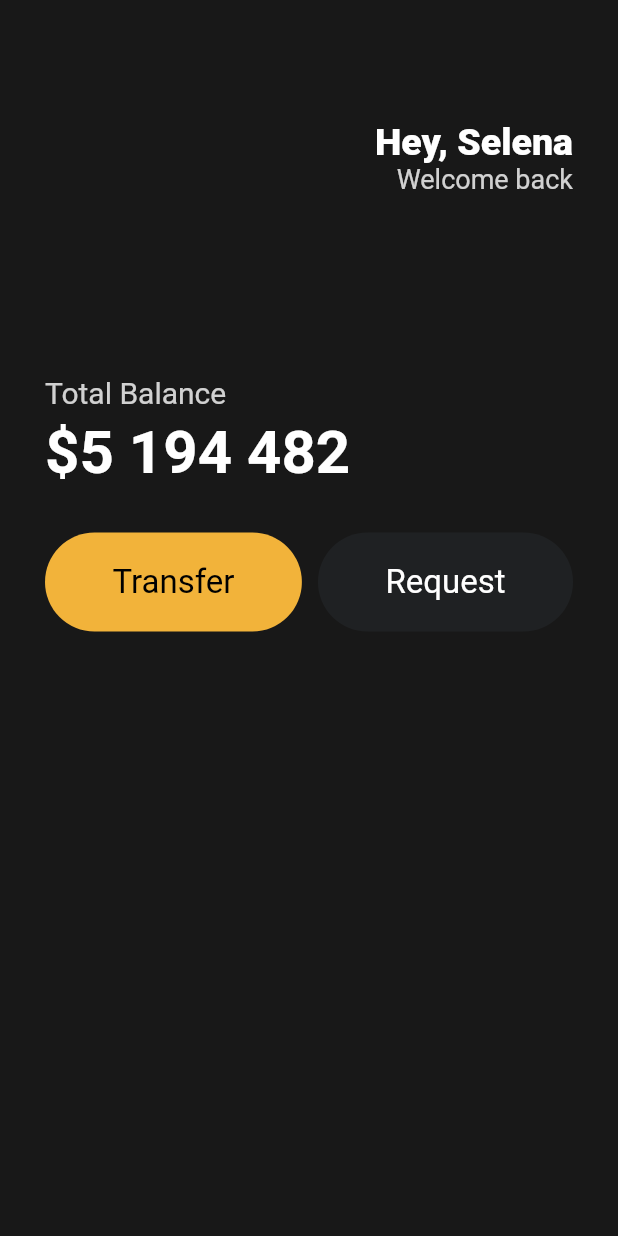
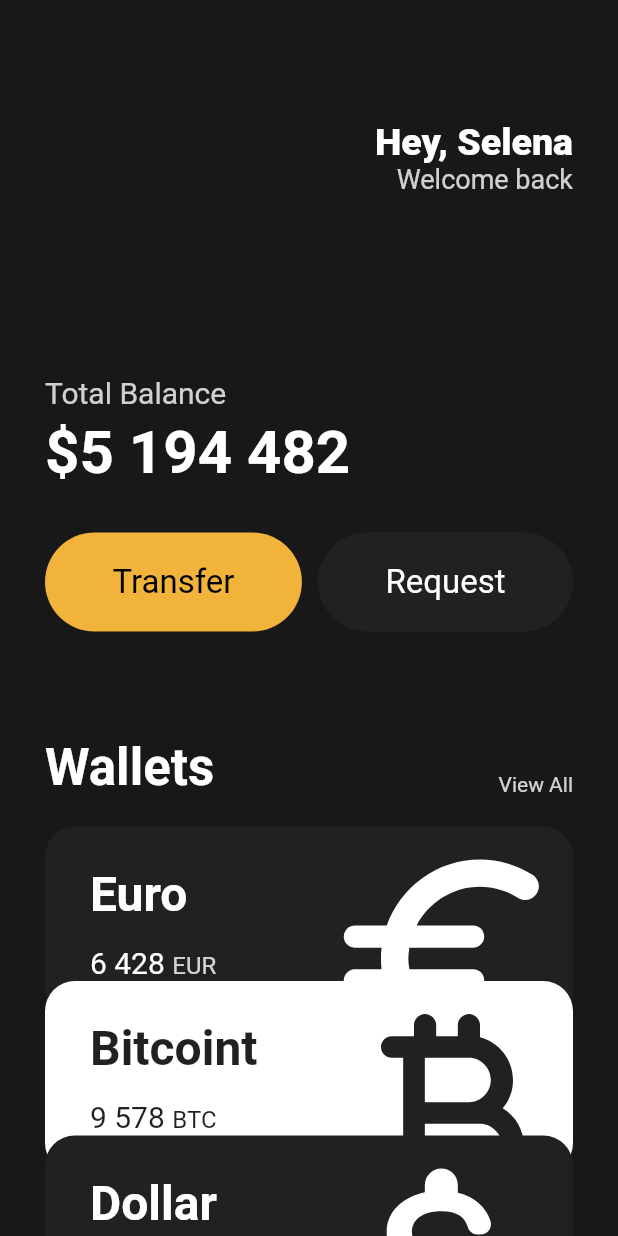
Before and after one commit to baekjungkim/wallets, a Flutter app: the screen it shows after launch, on a phone screen of 412 x 824 dp. Run offline on Flutter 3.47's test engine with Material 2 defaults, Android fonts, the phone set to English and light mode, and no system bars.

Commit message:
#3.8 Reusable Cards

```diff
--- a/lib/main.dart
+++ b/lib/main.dart
@@ -1,5 +1,6 @@
 import 'package:flutter/material.dart';
 import 'package:toonflix/widgets/button.dart';
+import 'package:toonflix/widgets/wallet_card.dart';
 
 void main() {
   runApp(const App());
@@ -13,7 +14,8 @@ class App extends StatelessWidget {
     return MaterialApp(
       home: Scaffold(
         backgroundColor: const Color(0xff181818),
-        body: Padding(
+        body: SingleChildScrollView(
+          child: Padding(
             padding: const EdgeInsets.symmetric(
               horizontal: 30,
             ),
@@ -87,7 +89,64 @@ class App extends StatelessWidget {
                     ),
                   ],
                 ),
+                const SizedBox(
+                  height: 70,
+                ),
+                Row(
+                  mainAxisAlignment: MainAxisAlignment.spaceBetween,
+                  crossAxisAlignment: CrossAxisAlignment.end,
+                  children: [
+                    const Text(
+                      'Wallets',
+                      style: TextStyle(
+                          color: Colors.white,
+                          fontSize: 34,
+                          fontWeight: FontWeight.w600),
+                    ),
+                    Text(
+                      'View All',
+                      style: TextStyle(
+                        color: Colors.white.withOpacity(0.8),
+                      ),
+                    ),
                   ],
+                ),
+                const SizedBox(
+                  height: 20,
+                ),
+                const WalletCard(
+                  currencyName: 'Euro',
+                  currencyCode: 'EUR',
+                  amount: '6 428',
+                  icon: Icons.euro_rounded,
+                ),
+                Transform.translate(
+                  offset: const Offset(
+                    0,
+                    -25,
+                  ),
+                  child: const WalletCard(
+                    currencyName: 'Bitcoint',
+                    currencyCode: 'BTC',
+                    amount: '9 578',
+                    icon: Icons.currency_bitcoin_rounded,
+                    isInverted: true,
+                  ),
+                ),
+                Transform.translate(
+                  offset: const Offset(
+                    0,
+                    -50,
+                  ),
+                  child: const WalletCard(
+                    currencyName: 'Dollar',
+                    currencyCode: 'USD',
+                    amount: '4 231',
+                    icon: Icons.attach_money_rounded,
+                  ),
+                ),
+              ],
+            ),
           ),
         ),
       ),
--- /dev/null
+++ b/lib/widgets/wallet_card.dart
@@ -0,0 +1,93 @@
+import 'package:flutter/material.dart';
+
+class WalletCard extends StatelessWidget {
+  final String currencyName, currencyCode, amount;
+  final IconData icon;
+  final bool isInverted;
+
+  final _blackColor = const Color(0xff1f2123);
+
+  const WalletCard({
+    super.key,
+    required this.currencyName,
+    required this.currencyCode,
+    required this.amount,
+    required this.icon,
+    this.isInverted = false,
+  });
+
+  @override
+  Widget build(BuildContext context) {
+    return Container(
+      clipBehavior: Clip.hardEdge,
+      decoration: BoxDecoration(
+          color: isInverted ? Colors.white : _blackColor,
+          borderRadius: BorderRadius.circular(20)),
+      child: Padding(
+        padding: const EdgeInsets.symmetric(
+          vertical: 20,
+          horizontal: 30,
+        ),
+        child: Row(
+          mainAxisAlignment: MainAxisAlignment.spaceBetween,
+          children: [
+            Column(
+              crossAxisAlignment: CrossAxisAlignment.start,
+              children: [
+                Text(
+                  currencyName,
+                  style: TextStyle(
+                    color: isInverted ? _blackColor : Colors.white,
+                    fontSize: 32,
+                    fontWeight: FontWeight.w600,
+                  ),
+                ),
+                const SizedBox(
+                  height: 15,
+                ),
+                Row(
+                  crossAxisAlignment: CrossAxisAlignment.end,
+                  children: [
+                    Text(
+                      amount,
+                      style: TextStyle(
+                        color: isInverted ? _blackColor : Colors.white,
+                        fontSize: 20,
+                      ),
+                    ),
+                    const SizedBox(
+                      width: 5,
+                    ),
+                    Text(
+                      currencyCode,
+                      style: TextStyle(
+                        color: isInverted
+                            ? _blackColor
+                            : Colors.white.withOpacity(0.8),
+                        fontSize: 16,
+                      ),
+                    ),
+                  ],
+                ),
+              ],
+            ),
+            Transform.scale(
+              scale: 2,
+              child: Transform.translate(
+                offset: const Offset(
+                  -5,
+                  12,
+                ),
+                child: Icon(
+                  icon,
+                  color: isInverted ? _blackColor : Colors.white,
+                  size: 88,
+                ),
+              ),
+            ),
+          ],
+        ),
+      ),
+    );
+  }
+}
```
Lines whose indentation alone changed are shown as unchanged.
